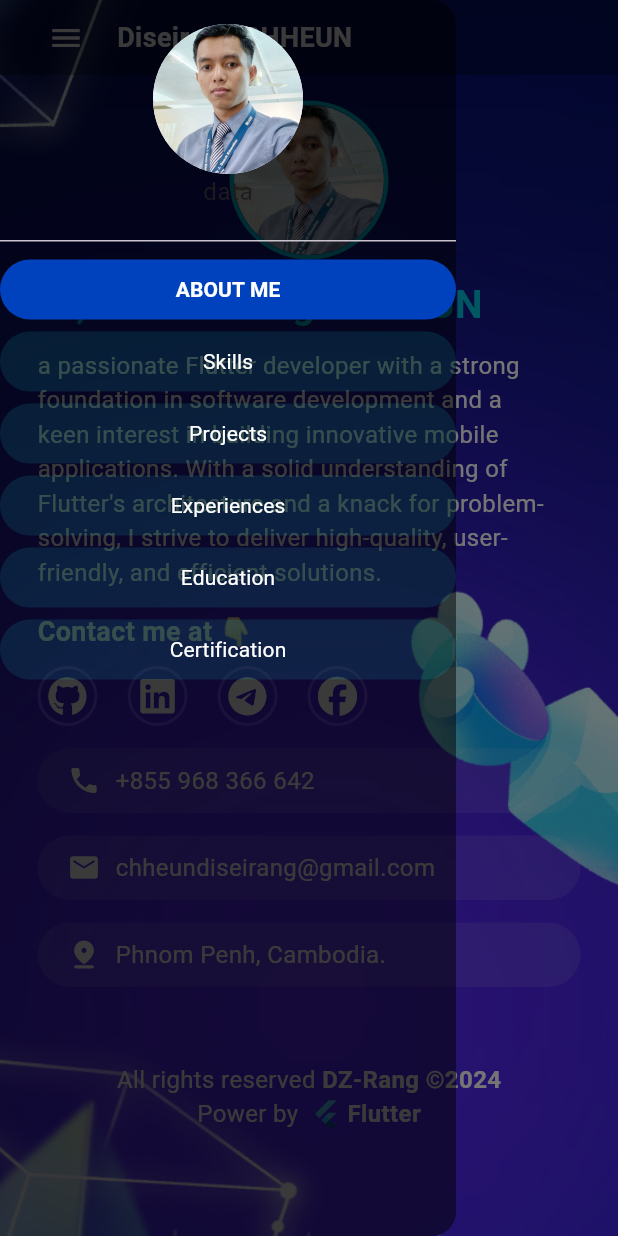
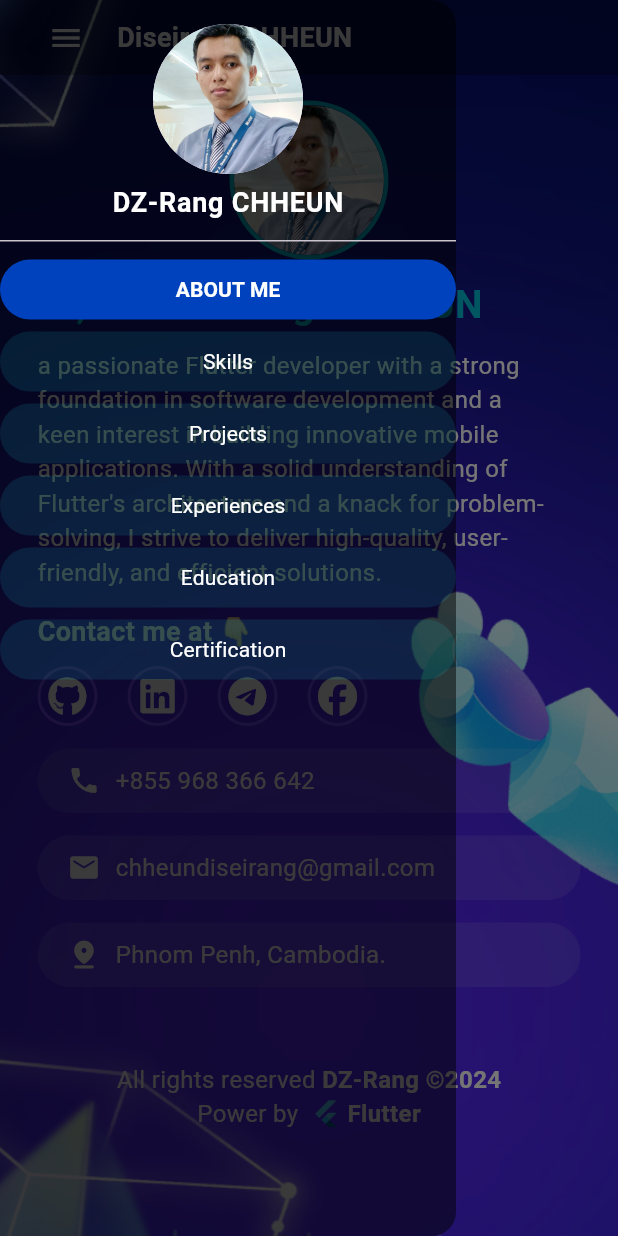
Before and after one commit to DiseirangCHHEUN/chheundiseirang-portfolio, a Flutter app: the screen it shows after launch, with the side drawer open, on a phone screen of 412 x 824 dp. Run offline on Flutter 3.47's test engine with Material 3 defaults, Android fonts, the phone set to English and light mode, and no system bars; our stand-ins replace font_awesome_flutter.

Commit message:
update mobile drawer

```diff
--- a/lib/responsive_layout/mobile_layout.dart
+++ b/lib/responsive_layout/mobile_layout.dart
@@ -32,14 +32,15 @@ class _MobileLayoutState extends State<MobileLayout> {
         backgroundColor: Colors.transparent.withOpacity(.5),
         child: ListView(
           children: [
-            const DrawerHeader(
+            DrawerHeader(
               child: Column(
                 children: [
-                  CircleAvatar(
+                  const CircleAvatar(
                     backgroundImage: AssetImage('assets/images/profile.jpg'),
                     maxRadius: 50,
                   ),
-                  Text('data'),
+                  const SizedBox(height: 5),
+                  buildOwnerName('DZ-Rang CHHEUN', 18)
                 ],
               ),
             ),
```
Also changed, not shown: 10 other files.
